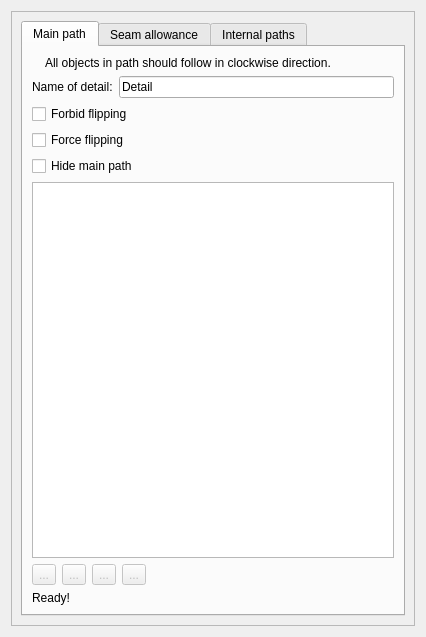
Old version of the form src/libs/vtools/dialogs/tools/piece/tabs/tabpaths.ui in the repository OpnTec/fashionmaker.
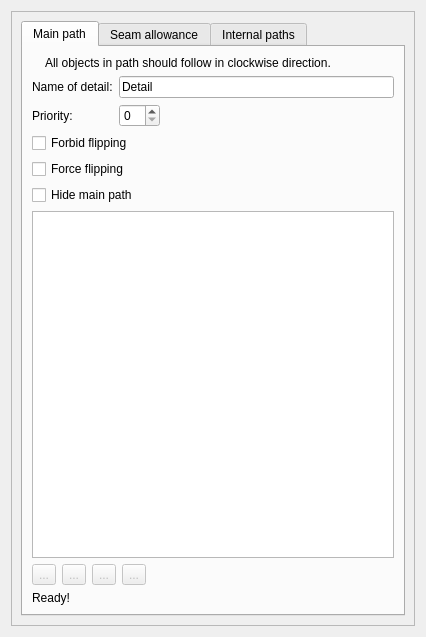
New version of the form. Icons and pictures are not drawn. Custom widgets are drawn as their Qt base class.

Commit message:
Allow controlling priority selecting pieces in layout.
branch : develop

The edit to the form file:
```diff
--- a/src/libs/vtools/dialogs/tools/piece/tabs/tabpaths.ui
+++ b/src/libs/vtools/dialogs/tools/piece/tabs/tabpaths.ui
@@ -74,15 +74,18 @@
             </layout>
            </item>
            <item>
-            <layout class="QHBoxLayout" name="horizontalLayout">
-             <item>
+            <layout class="QFormLayout" name="formLayout">
+             <property name="fieldGrowthPolicy">
+              <enum>QFormLayout::ExpandingFieldsGrow</enum>
+             </property>
+             <item row="0" column="0">
               <widget class="QLabel" name="labelEditName">
                <property name="text">
                 <string>Name of detail:</string>
                </property>
               </widget>
              </item>
-             <item>
+             <item row="0" column="1">
               <widget class="VLineEdit" name="lineEditName">
                <property name="text">
                 <string>Detail</string>
@@ -92,6 +95,20 @@
                </property>
               </widget>
              </item>
+             <item row="1" column="0">
+              <widget class="QLabel" name="label">
+               <property name="text">
+                <string>Priority:</string>
+               </property>
+              </widget>
+             </item>
+             <item row="1" column="1">
+              <widget class="QSpinBox" name="spinBoxPriority">
+               <property name="toolTip">
+                <string>Controls priority in layout. 0 - no priority.</string>
+               </property>
+              </widget>
+             </item>
             </layout>
            </item>
            <item>
```
The commit also changes 14 other files.
